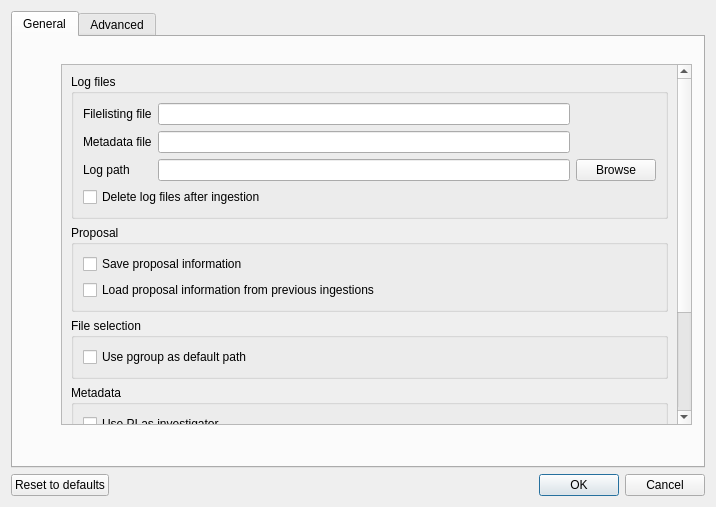
Old version of the form PSIArchiver/settings.ui in the repository paulscherrerinstitute/scicat-qt.
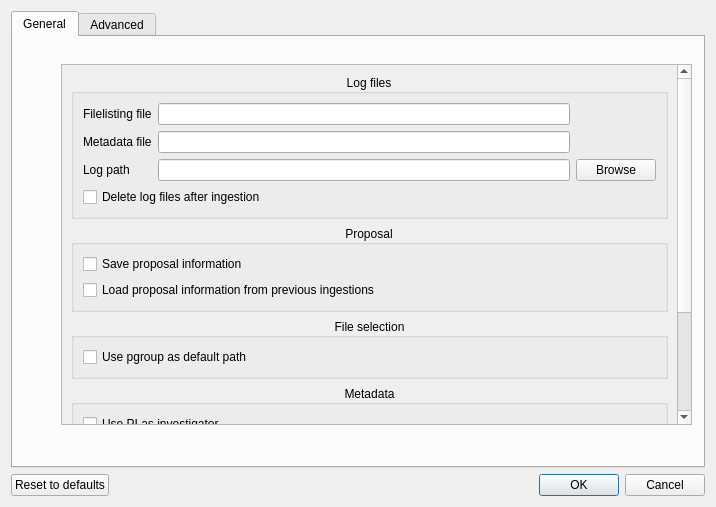
New version of the form.

```diff
--- a/PSIArchiver/settings.ui
+++ b/PSIArchiver/settings.ui
@@ -81,7 +81,7 @@
                <property name="geometry">
                 <rect>
                  <x>0</x>
-                 <y>-219</y>
+                 <y>0</y>
                  <width>590</width>
                  <height>560</height>
                 </rect>
@@ -92,6 +92,9 @@
                   <property name="title">
                    <string>Log files</string>
                   </property>
+                  <property name="alignment">
+                   <set>Qt::AlignCenter</set>
+                  </property>
                   <layout class="QVBoxLayout" name="verticalLayout_3">
                    <item>
                     <layout class="QVBoxLayout" name="verticalLayout_2">
@@ -153,6 +156,9 @@
                   <property name="title">
                    <string>Proposal</string>
                   </property>
+                  <property name="alignment">
+                   <set>Qt::AlignCenter</set>
+                  </property>
                   <layout class="QVBoxLayout" name="verticalLayout_15">
                    <item>
                     <widget class="QCheckBox" name="checkBoxSaveProposalInfo">
@@ -176,6 +182,9 @@
                   <property name="title">
                    <string>File selection</string>
                   </property>
+                  <property name="alignment">
+                   <set>Qt::AlignCenter</set>
+                  </property>
                   <layout class="QVBoxLayout" name="verticalLayout_4">
                    <item>
                     <widget class="QCheckBox" name="checkBoxUsePgroupAsPath">
@@ -192,6 +201,9 @@
                   <property name="title">
                    <string>Metadata</string>
                   </property>
+                  <property name="alignment">
+                   <set>Qt::AlignCenter</set>
+                  </property>
                   <layout class="QVBoxLayout" name="verticalLayout_10">
                    <item>
                     <widget class="QCheckBox" name="checkBoxInvestigatorIsPI">
```
Left out of the diff: 6 changed lines with no effect on the pictures.
